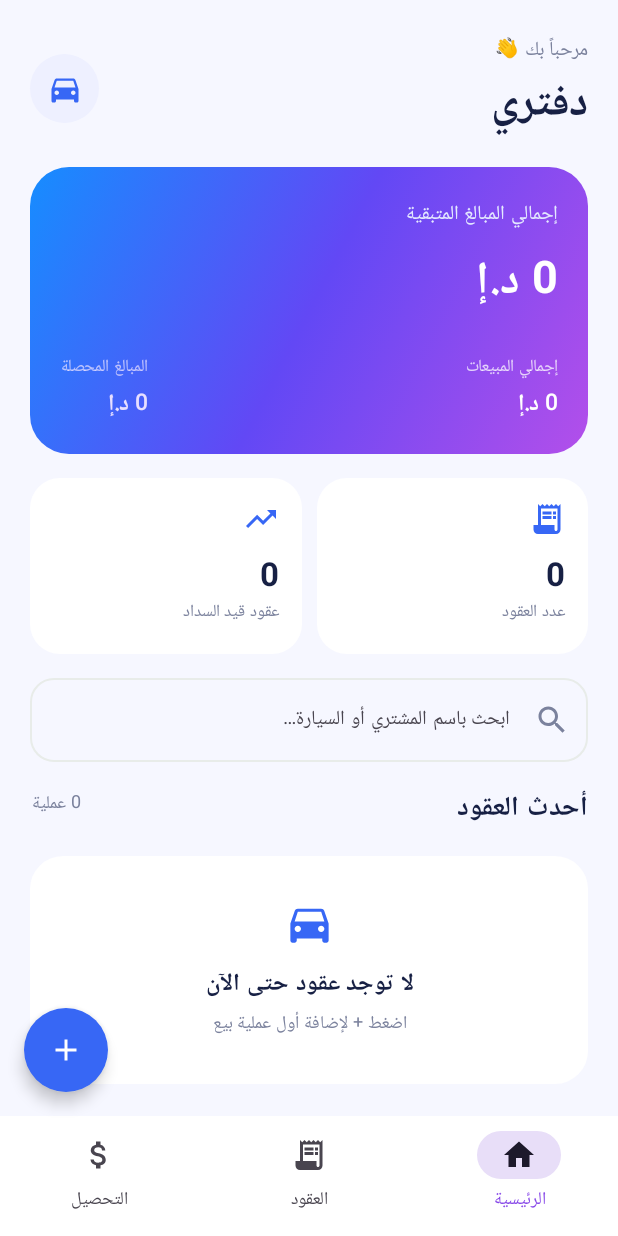
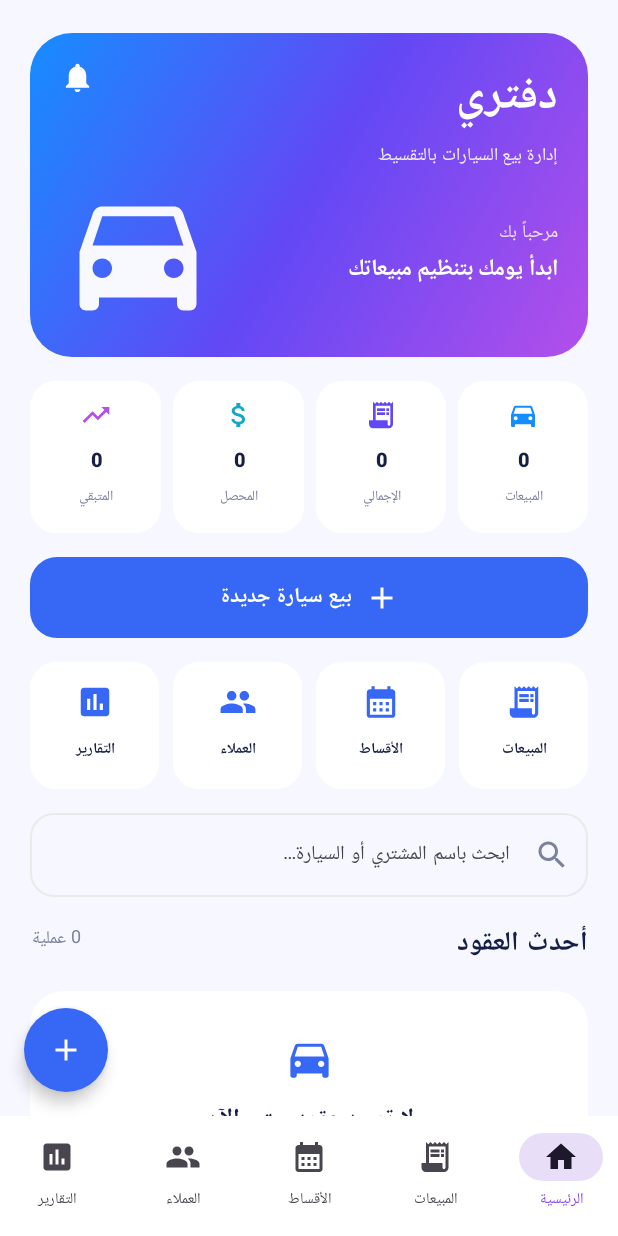
Before and after one commit to al9yser/blank-app, an Android app built with Jetpack Compose: the screen it shows after launch (MainActivity), on a phone screen of 412 x 824 dp. Run offline under Robolectric (Android 15) with nearby library versions, the phone set to English and light mode, and no system bars.

Commit message:
Rebuild Daftary dashboard to match selected gradient concept

```diff
--- a/daftary-android/app/src/main/java/com/daftary/app/MainActivity.kt
+++ b/daftary-android/app/src/main/java/com/daftary/app/MainActivity.kt
@@ -23,6 +23,10 @@ import androidx.compose.material.icons.filled.Home
 import androidx.compose.material.icons.filled.ReceiptLong
 import androidx.compose.material.icons.filled.Search
 import androidx.compose.material.icons.filled.TrendingUp
+import androidx.compose.material.icons.filled.People
+import androidx.compose.material.icons.filled.Assessment
+import androidx.compose.material.icons.filled.CalendarMonth
+import androidx.compose.material.icons.filled.Notifications
 import androidx.compose.material3.*
 import androidx.compose.runtime.*
 import androidx.compose.ui.Alignment
@@ -90,10 +94,12 @@ fun DaftaryApp(db: DaftaryDb) {
             Scaffold(
                 containerColor = Canvas,
                 bottomBar = {
-                    NavigationBar(containerColor = Color.White, tonalElevation = 0.dp) {
-                        NavigationBarItem(selected = tab == 0, onClick = { tab = 0 }, icon = { Icon(Icons.Default.Home, null) }, label = { Text("الرئيسية") })
-                        NavigationBarItem(selected = tab == 1, onClick = { tab = 1 }, icon = { Icon(Icons.Default.ReceiptLong, null) }, label = { Text("العقود") })
-                        NavigationBarItem(selected = tab == 2, onClick = { tab = 2 }, icon = { Icon(Icons.Default.AttachMoney, null) }, label = { Text("التحصيل") })
+                    NavigationBar(containerColor = Color.White.copy(alpha = .96f), tonalElevation = 8.dp) {
+                        NavigationBarItem(selected = tab == 0, onClick = { tab = 0 }, icon = { Icon(Icons.Default.Home, null) }, label = { Text("الرئيسية", fontSize = 10.sp) })
+                        NavigationBarItem(selected = tab == 1, onClick = { tab = 1 }, icon = { Icon(Icons.Default.ReceiptLong, null) }, label = { Text("المبيعات", fontSize = 10.sp) })
+                        NavigationBarItem(selected = tab == 2, onClick = { tab = 2 }, icon = { Icon(Icons.Default.CalendarMonth, null) }, label = { Text("الأقساط", fontSize = 10.sp) })
+                        NavigationBarItem(selected = tab == 3, onClick = { tab = 3 }, icon = { Icon(Icons.Default.People, null) }, label = { Text("العملاء", fontSize = 10.sp) })
+                        NavigationBarItem(selected = tab == 4, onClick = { tab = 4 }, icon = { Icon(Icons.Default.Assessment, null) }, label = { Text("التقارير", fontSize = 10.sp) })
                     }
                 },
                 floatingActionButton = {
@@ -102,30 +108,41 @@ fun DaftaryApp(db: DaftaryDb) {
             ) { padding ->
                 LazyColumn(Modifier.fillMaxSize().padding(padding).padding(horizontal = 20.dp), contentPadding = PaddingValues(top = 22.dp, bottom = 24.dp), verticalArrangement = Arrangement.spacedBy(16.dp)) {
                     item {
-                        Row(Modifier.fillMaxWidth(), horizontalArrangement = Arrangement.SpaceBetween, verticalAlignment = Alignment.CenterVertically) {
-                            Column { Text("مرحباً بك 👋", color = Muted, fontSize = 13.sp); Text("دفتري", color = Ink, fontSize = 29.sp, fontWeight = FontWeight.Bold) }
-                            Box(Modifier.size(46.dp).background(Mint, CircleShape), contentAlignment = Alignment.Center) { Icon(Icons.Default.DirectionsCar, null, tint = Green) }
+                        Column(Modifier.fillMaxWidth().background(BrandGradient, RoundedCornerShape(28.dp)).padding(horizontal = 20.dp, vertical = 18.dp)) {
+                            Row(Modifier.fillMaxWidth(), horizontalArrangement = Arrangement.SpaceBetween, verticalAlignment = Alignment.Top) {
+                                Column { Text("دفتري", color = Color.White, fontSize = 30.sp, fontWeight = FontWeight.ExtraBold); Text("إدارة بيع السيارات بالتقسيط", color = Color.White.copy(alpha = .9f), fontSize = 12.sp) }
+                                Icon(Icons.Default.Notifications, "الإشعارات", tint = Color.White, modifier = Modifier.size(23.dp))
+                            }
+                            Row(Modifier.fillMaxWidth(), verticalAlignment = Alignment.CenterVertically, horizontalArrangement = Arrangement.SpaceBetween) {
+                                Column { Text("مرحباً بك", color = Color.White.copy(alpha = .82f), fontSize = 12.sp); Text("ابدأ يومك بتنظيم مبيعاتك", color = Color.White, fontSize = 15.sp, fontWeight = FontWeight.SemiBold) }
+                                Icon(Icons.Default.DirectionsCar, null, tint = Color.White.copy(alpha = .96f), modifier = Modifier.size(104.dp))
+                            }
                         }
                     }
                     if (tab == 0) {
                         item {
-                            Column(Modifier.fillMaxWidth().background(BrandGradient, RoundedCornerShape(26.dp)).padding(20.dp)) {
-                                Text("إجمالي المبالغ المتبقية", color = Color(0xFFE4E9FF), fontSize = 13.sp)
-                                Spacer(Modifier.height(8.dp))
-                                Text(money(debt), color = Color.White, fontSize = 30.sp, fontWeight = FontWeight.Bold)
-                                Spacer(Modifier.height(18.dp))
-                                Row(Modifier.fillMaxWidth(), horizontalArrangement = Arrangement.SpaceBetween) {
-                                    MiniMetric("إجمالي المبيعات", money(total), Color.White)
-                                    MiniMetric("المبالغ المحصلة", money(received), Color(0xFFE7DFFF))
-                                }
+                            Row(Modifier.fillMaxWidth(), horizontalArrangement = Arrangement.spacedBy(8.dp)) {
+                                MetricTile("المبيعات", sales.size.toString(), Icons.Default.DirectionsCar, Modifier.weight(1f), Color(0xFF168DFF))
+                                MetricTile("الإجمالي", compactMoney(total), Icons.Default.ReceiptLong, Modifier.weight(1f), Color(0xFF6248F5))
+                                MetricTile("المحصل", compactMoney(received), Icons.Default.AttachMoney, Modifier.weight(1f), Color(0xFF13A8C7))
+                                MetricTile("المتبقي", compactMoney(debt), Icons.Default.TrendingUp, Modifier.weight(1f), Color(0xFFB34FEA))
                             }
                         }
-                        item { Row(horizontalArrangement = Arrangement.spacedBy(10.dp)) {
-                            StatCard("عدد العقود", sales.size.toString(), Icons.Default.ReceiptLong, Modifier.weight(1f))
-                            StatCard("عقود قيد السداد", sales.count { it.remaining > 0 }.toString(), Icons.Default.TrendingUp, Modifier.weight(1f))
-                        } }
+                        item {
+                            Button(onClick = { showAdd = true }, modifier = Modifier.fillMaxWidth().height(54.dp), shape = RoundedCornerShape(18.dp), colors = ButtonDefaults.buttonColors(containerColor = Green)) {
+                                Icon(Icons.Default.Add, null); Spacer(Modifier.width(8.dp)); Text("بيع سيارة جديدة", fontWeight = FontWeight.Bold)
+                            }
+                        }
+                        item {
+                            Row(Modifier.fillMaxWidth(), horizontalArrangement = Arrangement.spacedBy(9.dp)) {
+                                ShortcutTile("المبيعات", Icons.Default.ReceiptLong, Modifier.weight(1f)) { tab = 1 }
+                                ShortcutTile("الأقساط", Icons.Default.CalendarMonth, Modifier.weight(1f)) { tab = 2 }
+                                ShortcutTile("العملاء", Icons.Default.People, Modifier.weight(1f)) { tab = 3 }
+                                ShortcutTile("التقارير", Icons.Default.Assessment, Modifier.weight(1f)) { tab = 4 }
+                            }
+                        }
                     } else {
-                        item { Column { Text(if (tab == 1) "عقود السيارات" else "سجل التحصيل", fontSize = 23.sp, fontWeight = FontWeight.Bold, color = Ink); Text(if (tab == 1) "جميع عمليات البيع المسجلة" else "اختر عقداً لتسجيل دفعة جديدة", color = Muted, fontSize = 13.sp) } }
+                        item { Column { Text(when(tab) { 1 -> "المبيعات"; 2 -> "الأقساط والتحصيل"; 3 -> "العملاء"; 4 -> "التقارير"; else -> "الرئيسية" }, fontSize = 23.sp, fontWeight = FontWeight.Bold, color = Ink); Text(when(tab) { 1 -> "جميع عمليات البيع المسجلة"; 2 -> "اختر عقداً لتسجيل دفعة جديدة"; 3 -> "قائمة المشترين المسجلين"; 4 -> "ملخص الأداء المالي"; else -> "نظرة عامة على حساباتك" }, color = Muted, fontSize = 13.sp) } }
                     }
                     item {
                         OutlinedTextField(value = search, onValueChange = { search = it }, modifier = Modifier.fillMaxWidth(), placeholder = { Text("ابحث باسم المشتري أو السيارة…", fontSize = 13.sp) }, leadingIcon = { Icon(Icons.Default.Search, null, tint = Muted) }, singleLine = true, shape = RoundedCornerShape(16.dp), colors = OutlinedTextFieldDefaults.colors(unfocusedBorderColor = Color(0xFFE8ECE9), focusedBorderColor = Green))
@@ -139,6 +156,24 @@ fun DaftaryApp(db: DaftaryDb) {
         }
         if (showAdd) AddSaleDialog({ showAdd = false }) { name, car, price, down, count -> db.add(name, car, price, down, count); sales = db.all(); showAdd = false }
         selected?.let { sale -> PaymentDialog(sale, { selected = null }) { amount -> db.receive(sale.id, amount); sales = db.all(); selected = null } }
+    }
+}
+@Composable
+fun compactMoney(value: Double): String = when { value >= 1000000 -> String.format(Locale.US, "%.1fM", value / 1000000); value >= 1000 -> String.format(Locale.US, "%.1fK", value / 1000); else -> NumberFormat.getNumberInstance(Locale.US).format(value) }
+
+@Composable
+fun MetricTile(label: String, value: String, icon: ImageVector, modifier: Modifier = Modifier, accent: Color) {
+    Column(modifier.background(Color.White, RoundedCornerShape(17.dp)).padding(vertical = 12.dp, horizontal = 7.dp), horizontalAlignment = Alignment.CenterHorizontally) {
+        Icon(icon, null, tint = accent, modifier = Modifier.size(21.dp)); Spacer(Modifier.height(8.dp))
+        Text(value, color = Ink, fontSize = 13.sp, fontWeight = FontWeight.ExtraBold, maxLines = 1)
+        Text(label, color = Muted, fontSize = 9.sp, maxLines = 1)
+    }
+}
+@Composable
+fun ShortcutTile(label: String, icon: ImageVector, modifier: Modifier = Modifier, onClick: () -> Unit) {
+    Column(modifier.background(Color.White, RoundedCornerShape(17.dp)).clickable { onClick() }.padding(vertical = 14.dp, horizontal = 4.dp), horizontalAlignment = Alignment.CenterHorizontally) {
+        Icon(icon, null, tint = Green, modifier = Modifier.size(25.dp)); Spacer(Modifier.height(7.dp))
+        Text(label, color = Ink, fontSize = 10.sp, fontWeight = FontWeight.SemiBold)
     }
 }
 @Composable
```
